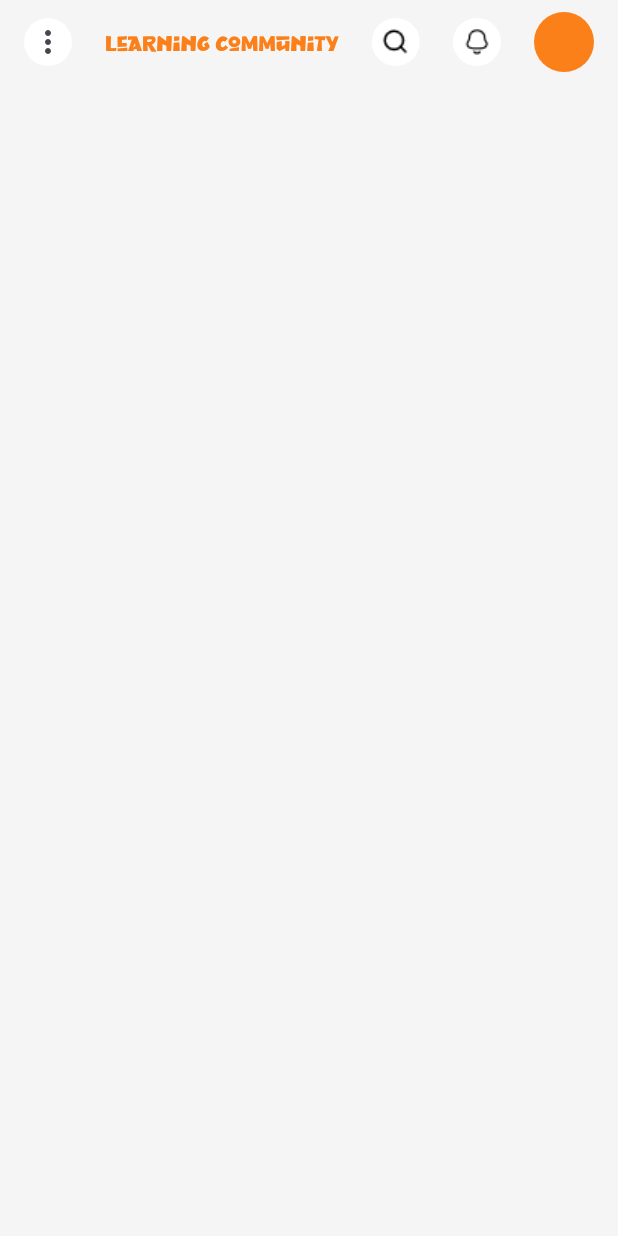
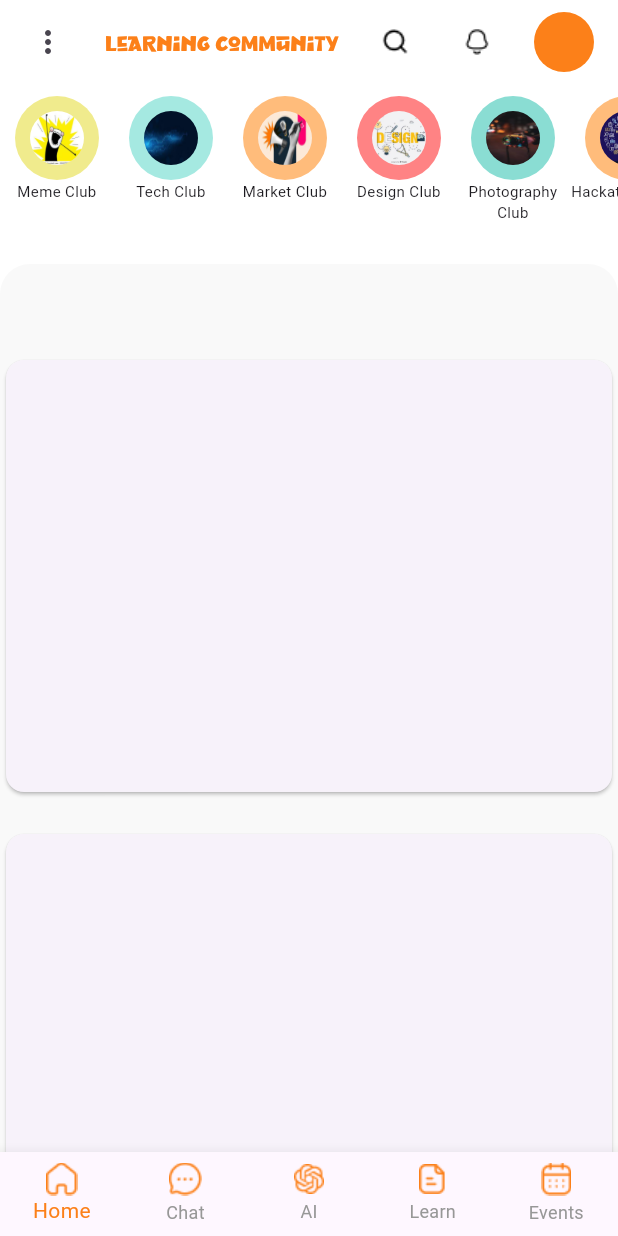
Before and after one commit to Sai-Gruheeth-N/Kraftbase-Assignment, a Flutter app: the screen it shows after launch, after a tap on "Home Screen", on a phone screen of 412 x 824 dp. Run offline on Flutter 3.47's test engine with Material 2 defaults, Android fonts, the phone set to English and light mode, and no system bars; our stand-ins replace google_fonts, step_progress_indicator.

Commit message:
Implement home screen and nav bar for home screen with navigation

```diff
--- a/lib/main.dart
+++ b/lib/main.dart
@@ -1,6 +1,6 @@
 import 'package:flutter/material.dart';
+import 'package:kraftbase/screens/home/home.dart';
 import 'package:kraftbase/screens/login-signup/login_screen.dart';
-import 'package:kraftbase/screens/home/home_screen.dart';
 
 void main() {
   runApp(const MyApp());
@@ -78,7 +78,7 @@ class HomePage extends StatelessWidget {
                     context,
                     MaterialPageRoute(
                       builder: (context) {
-                        return const HomeScreen();
+                        return const Home();
                       },
                     ),
                   );
--- /dev/null
+++ b/lib/screens/home/home.dart
@@ -0,0 +1,181 @@
+import 'package:flutter/material.dart';
+import 'package:kraftbase/resources/app_colors.dart';
+import 'package:kraftbase/screens/home/home_screen.dart';
+
+class Home extends StatefulWidget {
+  const Home({super.key});
+
+  @override
+  State<Home> createState() => _HomeState();
+}
+
+class _HomeState extends State<Home> {
+  int _selectedIndex = 0;
+
+  void _onItemTap(int idx) {
+    setState(() {
+      _selectedIndex = idx;
+    });
+  }
+
+  List<Widget> pages = const [
+    HomeScreen(),
+    Center(
+      child: Text("ChatScreen"),
+    ),
+    Center(
+      child: Text("AIScreen"),
+    ),
+    Center(
+      child: Text("LearnScreen"),
+    ),
+    Center(
+      child: Text("EventsScreen"),
+    ),
+  ];
+
+  @override
+  Widget build(BuildContext context) {
+    return Scaffold(
+      backgroundColor: AppColors.whiteColor,
+      appBar: const HomeScreenAppbar(),
+      body: pages[_selectedIndex],
+      bottomNavigationBar: BottomNavigationBar(
+        items: [
+          BottomNavigationBarItem(
+            icon: ColorFiltered(
+              colorFilter: const ColorFilter.mode(
+                Color(0xFFFC8019),
+                BlendMode.srcIn,
+              ),
+              child: Image.asset('images/bottomNavBarIcons/home.png'),
+            ),
+            label: "Home",
+          ),
+          BottomNavigationBarItem(
+            icon: ColorFiltered(
+              colorFilter: const ColorFilter.mode(
+                Color(0xFFFC8019),
+                BlendMode.srcIn,
+              ),
+              child: Image.asset('images/bottomNavBarIcons/chat.png'),
+            ),
+            label: "Chat",
+          ),
+          BottomNavigationBarItem(
+            icon: ColorFiltered(
+              colorFilter: const ColorFilter.mode(
+                Color(0xFFFC8019),
+                BlendMode.srcIn,
+              ),
+              child: Image.asset('images/bottomNavBarIcons/ai.png'),
+            ),
+            label: "AI",
+          ),
+          BottomNavigationBarItem(
+            icon: ColorFiltered(
+              colorFilter: const ColorFilter.mode(
+                Color(0xFFFC8019),
+                BlendMode.srcIn,
+              ),
+              child: Image.asset('images/bottomNavBarIcons/learn.png'),
+            ),
+            label: "Learn",
+          ),
+          BottomNavigationBarItem(
+            icon: ColorFiltered(
+              colorFilter: const ColorFilter.mode(
+                Color(0xFFFC8019),
+                BlendMode.srcIn,
+              ),
+              child: Image.asset('images/bottomNavBarIcons/events.png'),
+            ),
+            label: "Events",
+          ),
+        ],
+        selectedItemColor: const Color(0xFFFC8019),
+        unselectedItemColor: const Color(0xFF979797),
+        showUnselectedLabels: true,
+        type: BottomNavigationBarType.fixed,
+        onTap: _onItemTap,
+      ),
+    );
+  }
+}
+
+class HomeScreenAppbar extends StatelessWidget implements PreferredSizeWidget {
+  const HomeScreenAppbar({
+    super.key,
+  });
+
+  @override
+  Widget build(BuildContext context) {
+    return AppBar(
+      actions: [
+        Flexible(
+          child: Row(
+            mainAxisAlignment: MainAxisAlignment.spaceBetween,
+            children: [
+              const Padding(
+                padding: EdgeInsets.only(left: 16.0),
+                child: CustomIconButton(
+                  icon: Icon(Icons.more_vert),
+                ),
+              ),
+              const Text(
+                'Learning Community',
+                style: TextStyle(
+                  fontFamily: 'Grozel',
+                  color: Color.fromARGB(255, 252, 128, 25),
+                ),
+              ),
+              CustomIconButton(
+                icon: Image.asset('images/Search.png'),
+              ),
+              CustomIconButton(
+                icon: Image.asset('images/Notification.png'),
+              ),
+              const Padding(
+                padding: EdgeInsets.only(right: 16.0),
+                child: CircleAvatar(
+                  radius: 20,
+                  backgroundColor: Color.fromARGB(255, 252, 128, 25),
+                ),
+              ),
+            ],
+          ),
+        ),
+      ],
+      backgroundColor: AppColors.whiteColor,
+      automaticallyImplyLeading: false,
+    );
+  }
+
+  @override
+  Size get preferredSize => const Size.fromHeight(kToolbarHeight);
+}
+
+class CustomIconButton extends StatelessWidget {
+  final Widget icon;
+  const CustomIconButton({
+    Key? key,
+    required this.icon,
+  }) : super(key: key);
+
+  @override
+  Widget build(BuildContext context) {
+    return Container(
+      height: 32,
+      width: 32,
+      decoration: const BoxDecoration(
+        color: AppColors.whiteColor,
+        shape: BoxShape.circle,
+      ),
+      child: IconButton(
+        onPressed: () {},
+        icon: icon,
+        padding: EdgeInsets.zero,
+      ),
+    );
+  }
+}
--- a/lib/screens/home/home_screen.dart
+++ b/lib/screens/home/home_screen.dart
@@ -1,91 +1,135 @@
-// ignore_for_file: public_member_api_docs, sort_constructors_first
 import 'package:flutter/material.dart';
-import 'package:kraftbase/resources/app_colors.dart';
+import 'package:google_fonts/google_fonts.dart';
 
 class HomeScreen extends StatelessWidget {
   const HomeScreen({super.key});
 
   @override
   Widget build(BuildContext context) {
-    return const Scaffold(
-      backgroundColor: AppColors.homeScreenBGColor,
-      appBar: HomeScreenAppbar(),
+    return ListView(
+      children: const [
+        Stories(),
+        SizedBox(height: 20),
+        Feed(),
+      ],
     );
   }
 }
 
-class HomeScreenAppbar extends StatelessWidget implements PreferredSizeWidget {
-  const HomeScreenAppbar({
+class Feed extends StatelessWidget {
+  const Feed({
     super.key,
   });
 
   @override
   Widget build(BuildContext context) {
-    return AppBar(
-      actions: [
-        Flexible(
-          child: Row(
-            mainAxisAlignment: MainAxisAlignment.spaceBetween,
-            children: [
-              const Padding(
-                padding: EdgeInsets.only(left: 16.0),
-                child: CustomIconButton(
-                  icon: Icon(Icons.more_vert),
-                ),
-              ),
-              const Text(
-                'Learning Community',
-                style: TextStyle(
-                  fontFamily: 'Grozel',
-                  color: Color.fromARGB(255, 252, 128, 25),
-                ),
-              ),
-              CustomIconButton(
-                icon: Image.asset('images/Search.png'),
-              ),
-              CustomIconButton(
-                icon: Image.asset('images/Notification.png'),
-              ),
-              const Padding(
-                padding: EdgeInsets.only(right: 16.0),
-                child: CircleAvatar(
-                  radius: 20,
-                  backgroundColor: Color.fromARGB(255, 252, 128, 25),
-                ),
-              ),
-            ],
+    return Stack(
+      children: [
+        Container(
+          height: MediaQuery.of(context).size.height,
+          width: double.infinity,
+          decoration: const BoxDecoration(
+            color: Color(0xFFF9F9F9),
+            borderRadius: BorderRadius.only(
+              topLeft: Radius.circular(20.0),
+              topRight: Radius.circular(20.0),
+            ),
+          ),
+        ),
+        Container(
+          height: MediaQuery.of(context).size.height,
+          padding: const EdgeInsets.symmetric(vertical: 60),
+          child: ListView.builder(
+            itemCount: 10,
+            itemBuilder: (context, index) {
+              return Container(
+                padding: const EdgeInsets.only(bottom: 20),
+                height: 316,
+                width: 320,
+                child: const Card(),
+              );
+            },
           ),
         ),
       ],
-      backgroundColor: AppColors.homeScreenBGColor,
-      automaticallyImplyLeading: false,
     );
   }
-
-  @override
-  Size get preferredSize => const Size.fromHeight(kToolbarHeight);
 }
 
-class CustomIconButton extends StatelessWidget {
-  final Widget icon;
-  const CustomIconButton({
-    Key? key,
-    required this.icon,
-  }) : super(key: key);
+class Stories extends StatelessWidget {
+  const Stories({super.key});
 
   @override
   Widget build(BuildContext context) {
+    List<String> storyClass = [
+      "Meme Club",
+      "Tech Club",
+      "Market Club",
+      "Design Club",
+      "Photography Club",
+      "Hackathon Club",
+      "Entrepreneur Club",
+    ];
+    List<String> storyImages = [
+      "meme.jpeg",
+      "tech.jpeg",
+      "marketing.jpeg",
+      "design.jpeg",
+      "photography.jpeg",
+      "hackathon.jpeg",
+      "entrepreneurship.png",
+    ];
+    List<Color> bgColor = const [
+      Color.fromARGB(255, 240, 235, 141),
+      Color.fromARGB(255, 165, 233, 225),
+      Color.fromARGB(255, 255, 188, 123),
+      Color.fromARGB(255, 255, 131, 132),
+      Color.fromARGB(255, 138, 221, 211),
+      Color.fromARGB(255, 255, 188, 123),
+      Color.fromARGB(255, 165, 233, 225),
+    ];
     return Container(
-      height: 32,
-      width: 32,
-      decoration: const BoxDecoration(
-        color: AppColors.whiteColor,
-        shape: BoxShape.circle,
-      ),
-      child: IconButton(
-        onPressed: () {},
-        icon: icon,
-        padding: EdgeInsets.zero,
+      padding: const EdgeInsets.symmetric(vertical: 8.0),
+      height: 100,
+      child: ListView.builder(
+        scrollDirection: Axis.horizontal,
+        itemCount: storyClass.length,
+        itemBuilder: (context, index) {
+          return SizedBox(
+            width: 76,
+            child: Column(
+              children: [
+                Padding(
+                  padding: const EdgeInsets.symmetric(horizontal: 10.0),
+                  child: GestureDetector(
+                    onTap: () {},
+                    child: CircleAvatar(
+                      radius: 28.0,
+                      backgroundColor: bgColor[index],
+                      child: ClipRRect(
+                        borderRadius: BorderRadius.circular(50),
+                        child: Image.asset(
+                          'images/stories/${storyImages[index]}',
+                          fit: BoxFit.fill,
+                          height: 36,
+                          width: 36,
+                        ),
+                      ),
+                    ),
+                  ),
+                ),
+                Text(
+                  storyClass[index],
+                  style: GoogleFonts.readexPro(
+                    fontWeight: FontWeight.w400,
+                    fontSize: 10,
+                  ),
+                  textAlign: TextAlign.center,
+                ),
+              ],
+            ),
+          );
+        },
       ),
     );
   }
--- a/pubspec.yaml
+++ b/pubspec.yaml
@@ -64,6 +64,8 @@ flutter:
   # To add assets to your application, add an assets section, like this:
   assets:
     - images/
+    - images/stories/
+    - images/bottomNavBarIcons/
 
   # An image asset can refer to one or more resolution-specific "variants", see
   # https://flutter.dev/assets-and-images/#resolution-aware
```
Also changed, not shown: images/bottomNavBarIcons/ai.png (added), images/bottomNavBarIcons/chat.png (added), images/bottomNavBarIcons/events.png (added), images/bottomNavBarIcons/home.png (added), images/bottomNavBarIcons/learn.png (added), images/stories/design.jpeg (added), images/stories/entrepreneurship.png (added), images/stories/hackathon.jpeg (added), images/stories/marketing.jpeg (added), images/stories/meme.jpeg (added), images/stories/photography.jpeg (added), images/stories/tech.jpeg (added).
